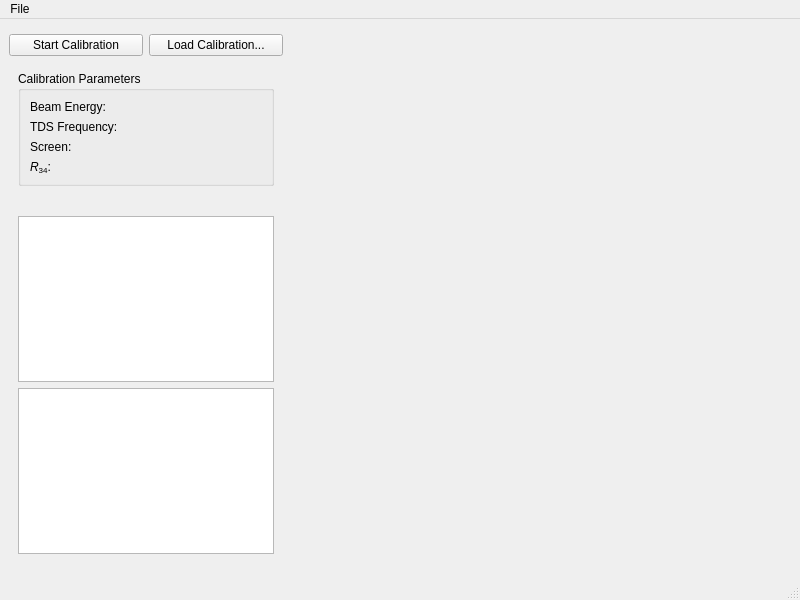
Before: the Qt Designer form esme/gui/ui/calibrator.ui in st-walker/esme, drawn with Qt 5.
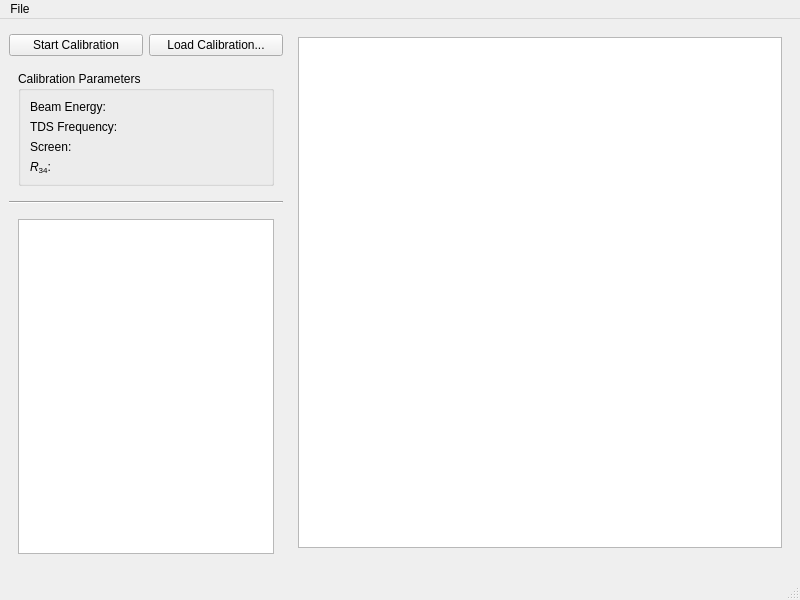
After: the same form once the commit is applied. The open tabs and pages were chosen to show the change. Custom widgets are drawn as their Qt base class.

Commit message: better layout

What changed in the file:
```diff
--- a/esme/gui/ui/calibrator.ui
+++ b/esme/gui/ui/calibrator.ui
@@ -42,13 +42,6 @@
       </widget>
       <widget class="QWidget" name="page_2">
        <layout class="QGridLayout" name="gridLayout_2">
-        <item row="0" column="0">
-         <widget class="QTableView" name="b2_calibration_table_view">
-          <property name="cornerButtonEnabled">
-           <bool>true</bool>
-          </property>
-         </widget>
-        </item>
         <item row="1" column="0">
          <widget class="QTextEdit" name="b2_log">
           <property name="readOnly">
@@ -183,16 +176,30 @@
       </widget>
       <widget class="QWidget" name="page_4">
        <layout class="QGridLayout" name="gridLayout_5">
-        <item row="0" column="0">
-         <widget class="GraphicsLayoutWidget" name="b2_calibration_graphics" native="true"/>
-        </item>
-        <item row="1" column="0">
+        <item row="2" column="0">
          <widget class="GraphicsLayoutWidget" name="b2_pscan_graphics" native="true"/>
         </item>
+        <item row="1" column="0">
+         <widget class="GraphicsLayoutWidget" name="b2_calibration_graphics" native="true"/>
+        </item>
+        <item row="0" column="0">
+         <widget class="QTableView" name="b2_calibration_table_view">
+          <property name="cornerButtonEnabled">
+           <bool>true</bool>
+          </property>
+         </widget>
+        </item>
        </layout>
       </widget>
      </widget>
     </item>
+    <item row="3" column="0" colspan="2">
+     <widget class="Line" name="line">
+      <property name="orientation">
+       <enum>Qt::Horizontal</enum>
+      </property>
+     </widget>
+    </item>
    </layout>
   </widget>
   <widget class="QMenuBar" name="menubar">
```
Left out of the diff: 14 changed lines with no effect on the pictures. The commit also changes 1 other file.
